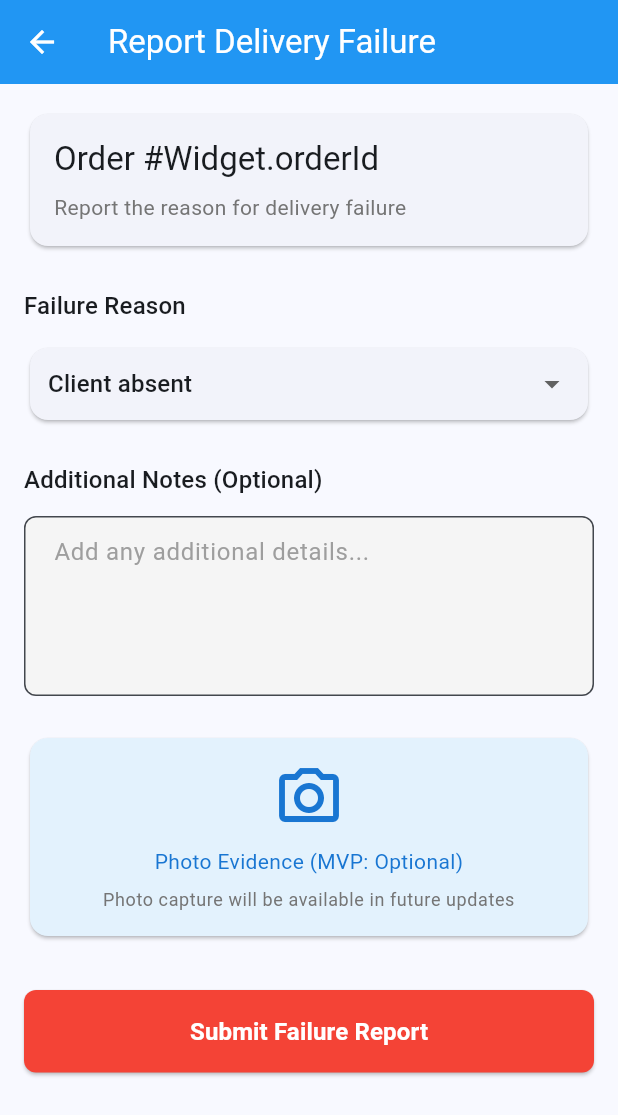
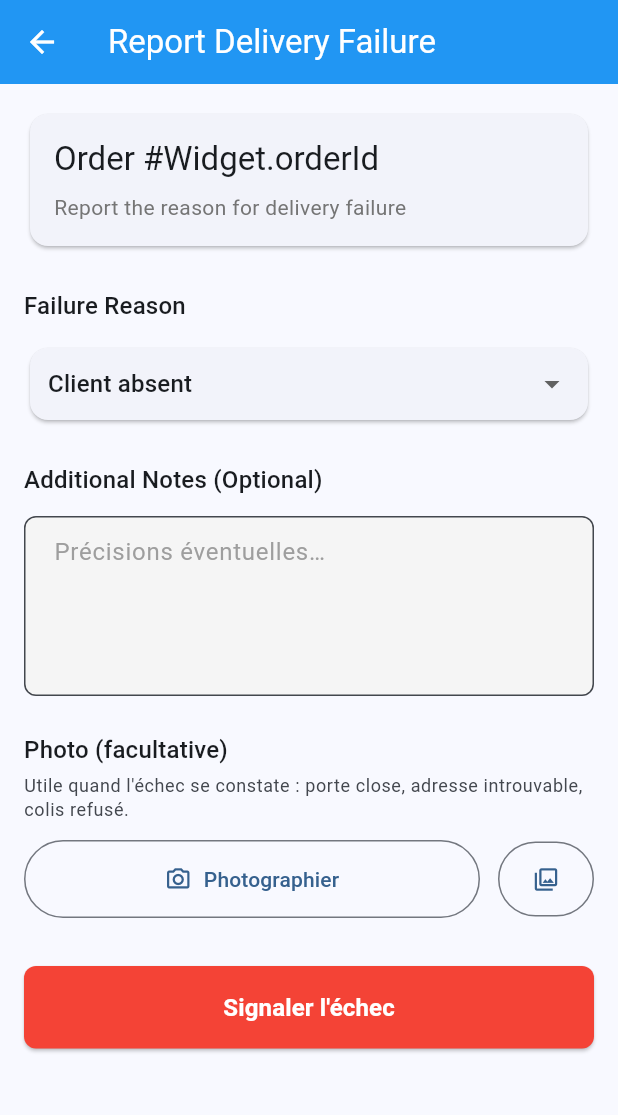
Before and after one commit to ecolealgerienne-ui/echango-delivery, a Flutter app: the DeliveryFailureScreen screen opened directly with empty values, on a phone screen of 412 x 824 dp. Shown: the top 1115 px of the screen. Run offline on Flutter 3.47's test engine with Material 3 defaults, Android fonts, the phone set to English and light mode, and no system bars; our stand-ins replace equatable, firebase_core, firebase_messaging, flutter_secure_storage, geolocator, go_router and 2 more; accounts and stored records are empty.

Commit message:
feat: brancher la capture photo, expurger les opportunités adhoc
Deux items P1 sans décision produit associée.

Capture photo — POST /commandes/{id}/preuve était validé par test réel depuis
le 28/07, mais l'app affichait « available in future updates » : les étapes
marquées require_pod partaient sans preuve, acceptées par le serveur, et le
dossier restait incomplet sans que personne ne le voie. Un composant partagé
sert les deux écrans. La preuve de livraison est obligatoire et bloque l'étape
tant qu'elle n'est pas envoyée — l'appliquer sans preuve contournerait la règle
que le serveur vient d'énoncer. Celle du signalement d'échec reste facultative :
l'imposer pousserait à photographier n'importe quoi, un destinataire absent
n'ayant rien à montrer. La borne de taille du serveur est vérifiée avant
l'envoi, pour ne pas consommer la connexion mobile du transporteur en pure
perte.

Expurgation adhoc (revue M9) — une opportunité est diffusée à tous les
transporteurs de l'organisation, dont aucun n'a de lien avec la livraison.
Elle leur livrait le nom, l'adresse exacte et le téléphone du client et du
commerçant, pour des courses qu'ils ne prendront pas. Ne restent que les
éléments qui permettent de décider ; le détail arrive à l'acceptation.

L'expurgation porte aussi sur getOrder, qui renvoyait la commande complète pour
une adhoc non réclamée : la filtrer dans la seule liste aurait été un théâtre,
il suffisait d'ouvrir la fiche. Le script vérifie les deux chemins avec un
détecteur générique, éprouvé dans les deux sens avant d'être commis.

Non couvert : le rayon de diffusion, qui reste une décision produit.

Co-Authored-By: Claude Fable 5 <noreply@anthropic.com>
Claude-Session: https://claude.ai/code/session_01Uvz5Gro3yKExNWAsUe7YBx

```diff
--- a/echango_delivery/lib/models/order.dart
+++ b/echango_delivery/lib/models/order.dart
@@ -27,6 +27,11 @@ class Order extends Equatable {
   final String? proofUrl;
   final DeliveryFailure? deliveryFailure;
 
+  /// Vrai quand le serveur a retiré les données personnelles : opportunité
+  /// adhoc que ce transporteur n'a pas encore réclamée. Les contacts et
+  /// l'adresse précise arrivent à l'acceptation.
+  final bool redacted;
+
   const Order({
     required this.id,
     required this.publicId,
@@ -46,6 +51,7 @@ class Order extends Equatable {
     this.estimatedDuration,
     this.proofUrl,
     this.deliveryFailure,
+    this.redacted = false,
   });
 
   // Prédicats alignés sur les statuts Fleetbase réels. L'ancienne version
@@ -97,6 +103,7 @@ class Order extends Equatable {
       estimatedDuration: estimatedDuration ?? this.estimatedDuration,
       proofUrl: proofUrl ?? this.proofUrl,
       deliveryFailure: deliveryFailure ?? this.deliveryFailure,
+      redacted: redacted,
     );
   }
 
@@ -153,6 +160,7 @@ class Order extends Equatable {
       totalDistance: (json['distance'] as num?)?.toDouble(),
       estimatedDuration: json['estimated_duration'] as int?,
       proofUrl: json['proof_url'] as String?,
+      redacted: json['redacted'] == true,
       deliveryFailure: json['delivery_failure'] is Map<String, dynamic>
           ? DeliveryFailure.fromJson(json['delivery_failure'] as Map<String, dynamic>)
           : null,
@@ -193,6 +201,7 @@ class Order extends Equatable {
         estimatedDuration,
         proofUrl,
         deliveryFailure,
+        redacted,
       ];
 }
 
--- a/echango_delivery/lib/screens/transporteur/delivery_failure_screen.dart
+++ b/echango_delivery/lib/screens/transporteur/delivery_failure_screen.dart
@@ -2,7 +2,9 @@ import 'package:flutter/material.dart';
 import 'package:go_router/go_router.dart';
 import 'package:provider/provider.dart';
 
+import '../../services/photo_service.dart';
 import '../../state/order_state.dart';
+import '../../widgets/photo_field.dart';
 
 class DeliveryFailureScreen extends StatefulWidget {
   final String orderId;
@@ -16,6 +18,7 @@ class DeliveryFailureScreen extends StatefulWidget {
 class _DeliveryFailureScreenState extends State<DeliveryFailureScreen> {
   late String _selectedReason;
   late TextEditingController _notesController;
+  CapturedPhoto? _photo;
 
   /// Codes attendus par le BFF (DELIVERY_FAILURE_REASONS, liste fermée
   /// validée côté serveur) associés à leur libellé affiché.
@@ -122,7 +125,7 @@ class _DeliveryFailureScreenState extends State<DeliveryFailureScreen> {
             TextField(
               controller: _notesController,
               decoration: InputDecoration(
-                hintText: 'Add any additional details...',
+                hintText: 'Précisions éventuelles…',
                 border: OutlineInputBorder(
                   borderRadius: BorderRadius.circular(8),
                 ),
@@ -130,37 +133,15 @@ class _DeliveryFailureScreenState extends State<DeliveryFailureScreen> {
               maxLines: 4,
             ),
             const SizedBox(height: 24),
-            // Photo section (MVP: placeholder)
-            Card(
-              color: Colors.blue.shade50,
-              child: Padding(
-                padding: const EdgeInsets.all(16),
-                child: Column(
-                  children: [
-                    Icon(
-                      Icons.camera_alt_outlined,
-                      size: 48,
-                      color: Colors.blue.shade700,
-                    ),
-                    const SizedBox(height: 8),
-                    Text(
-                      'Photo Evidence (MVP: Optional)',
-                      textAlign: TextAlign.center,
-                      style: Theme.of(context).textTheme.bodyMedium?.copyWith(
-                        color: Colors.blue.shade700,
-                      ),
-                    ),
-                    const SizedBox(height: 8),
-                    Text(
-                      'Photo capture will be available in future updates',
-                      textAlign: TextAlign.center,
-                      style: Theme.of(context).textTheme.bodySmall?.copyWith(
-                        color: Colors.grey[600],
-                      ),
-                    ),
-                  ],
-                ),
-              ),
+            // La preuve photo n'est pas exigée ici — contrairement à la POD,
+            // un échec de livraison n'a pas toujours quelque chose à montrer
+            // (destinataire absent). L'imposer pousserait à photographier
+            // n'importe quoi pour débloquer l'écran.
+            PhotoField(
+              label: 'Photo (facultative)',
+              helperText: 'Utile quand l\'échec se constate : porte close, '
+                  'adresse introuvable, colis refusé.',
+              onChanged: (photo) => setState(() => _photo = photo),
             ),
             const SizedBox(height: 32),
             // Submit Button
@@ -182,7 +163,7 @@ class _DeliveryFailureScreenState extends State<DeliveryFailureScreen> {
                           ),
                         )
                       : const Text(
-                          'Submit Failure Report',
+                          'Signaler l\'échec',
                           style: TextStyle(fontSize: 16, fontWeight: FontWeight.bold),
                         ),
                 );
@@ -216,6 +197,7 @@ class _DeliveryFailureScreenState extends State<DeliveryFailureScreen> {
       orderId: widget.orderId,
       reason: _selectedReason,
       notes: _notesController.text.isNotEmpty ? _notesController.text : null,
+      photoBase64: _photo?.base64,
     );
 
     if (!context.mounted) return;
--- /dev/null
+++ b/echango_delivery/lib/services/photo_service.dart
@@ -0,0 +1,95 @@
+import 'dart:convert';
+
+import 'package:image_picker/image_picker.dart';
+
+import '../utils/logger.dart';
+
+/// Longueur maximale de la chaîne base64 acceptée par le BFF.
+///
+/// Doit rester alignée sur `MAX_PHOTO_BASE64_LENGTH` de
+/// `backend/bff/src/transporteur/dto/transporteur.dto.ts` (7 000 000, soit
+/// ~5 Mo d'image). Dépassée, la requête part et revient en 400 après avoir
+/// consommé la connexion mobile du transporteur — autant refuser avant.
+const maxPhotoBase64Length = 7000000;
+
+/// Résultat d'une capture : l'image encodée, prête pour le BFF.
+class CapturedPhoto {
+  /// Base64 **sans** préfixe `data:` — c'est ce qu'attend le contrôleur
+  /// Fleetbase derrière le BFF.
+  final String base64;
+
+  /// Octets de l'image, pour l'aperçu à l'écran sans re-décoder.
+  final List<int> bytes;
+
+  const CapturedPhoto({required this.base64, required this.bytes});
+
+  int get approximateSizeKb => (bytes.length / 1024).round();
+}
+
+/// Erreur de capture destinée à être affichée telle quelle.
+class PhotoCaptureException implements Exception {
+  final String message;
+  const PhotoCaptureException(this.message);
+
+  @override
+  String toString() => message;
+}
+
+/// Prise de photo pour la preuve de livraison et le signalement d'échec.
+///
+/// Les contraintes de taille sont appliquées **avant** l'envoi : une photo de
+/// smartphone moderne dépasse largement la limite du serveur une fois encodée
+/// en base64 (qui gonfle de ~33 %), et le transporteur est justement celui qui
+/// a la connexion la plus incertaine.
+class PhotoService {
+  static final PhotoService _instance = PhotoService._internal();
+  factory PhotoService() => _instance;
+  PhotoService._internal();
+
+  final ImagePicker _picker = ImagePicker();
+
+  /// Prend une photo avec l'appareil, ou la choisit dans la galerie.
+  ///
+  /// Renvoie `null` si l'utilisateur annule — un cas normal, pas une erreur.
+  /// Lève [PhotoCaptureException] quand la capture a eu lieu mais que le
+  /// résultat est inutilisable.
+  Future<CapturedPhoto?> capture({bool fromGallery = false}) async {
+    final XFile? file;
+    try {
+      file = await _picker.pickImage(
+        source: fromGallery ? ImageSource.gallery : ImageSource.camera,
+        // Redimensionnement et compression faits par le plugin, côté natif :
+        // 1600 px de large suffisent largement à documenter une livraison, et
+        // évitent d'avoir à embarquer une bibliothèque de traitement d'image.
+        maxWidth: 1600,
+        imageQuality: 70,
+      );
+    } catch (e) {
+      AppLogger.error('PhotoService', 'Capture impossible', e);
+      throw PhotoCaptureException(
+        'Impossible d\'ouvrir l\'appareil photo. Vérifiez l\'autorisation '
+        'caméra dans les réglages.',
+      );
+    }
+
+    if (file == null) return null;
+
+    final bytes = await file.readAsBytes();
+    if (bytes.isEmpty) {
+      throw const PhotoCaptureException('La photo est vide, réessayez.');
+    }
+
+    final encoded = base64Encode(bytes);
+    if (encoded.length > maxPhotoBase64Length) {
+      // Ne devrait pas arriver avec les bornes ci-dessus, mais un appareil
+      // peut ignorer `imageQuality` selon le format source.
+      throw PhotoCaptureException(
+        'Photo trop volumineuse (${(bytes.length / 1024 / 1024).toStringAsFixed(1)} Mo). '
+        'Reprenez-la de plus loin ou avec une résolution plus basse.',
+      );
+    }
+
+    AppLogger.info('PhotoService', 'Photo capturée (${bytes.length ~/ 1024} ko)');
+    return CapturedPhoto(base64: encoded, bytes: bytes);
+  }
+}
--- /dev/null
+++ b/echango_delivery/lib/widgets/photo_field.dart
@@ -0,0 +1,179 @@
+import 'dart:typed_data';
+
+import 'package:flutter/material.dart';
+
+import '../services/photo_service.dart';
+
+/// Champ de prise de photo, partagé par la preuve de livraison et le
+/// signalement d'échec.
+///
+/// Les deux écrans ont le même besoin et la même contrainte de taille : un
+/// seul composant évite qu'ils divergent, comme l'ont fait les deux scripts de
+/// test avant d'être réunis.
+class PhotoField extends StatefulWidget {
+  /// Remonte la photo encodée, ou `null` quand elle est retirée.
+  final ValueChanged<CapturedPhoto?> onChanged;
+
+  final String label;
+  final String helperText;
+
+  /// Une preuve de livraison est exigée par le serveur sur certaines étapes
+  /// (`require_pod`), un signalement d'échec non.
+  final bool required;
+
+  const PhotoField({
+    super.key,
+    required this.onChanged,
+    this.label = 'Photo',
+    this.helperText = '',
+    this.required = false,
+  });
+
+  @override
+  State<PhotoField> createState() => _PhotoFieldState();
+}
+
+class _PhotoFieldState extends State<PhotoField> {
+  CapturedPhoto? _photo;
+  String? _error;
+  bool _busy = false;
+
+  Future<void> _pick({required bool fromGallery}) async {
+    setState(() {
+      _busy = true;
+      _error = null;
+    });
+
+    try {
+      final photo = await PhotoService().capture(fromGallery: fromGallery);
+      // Annulation : on ne touche pas à la photo déjà prise, sans quoi ouvrir
+      // l'appareil puis se raviser effacerait une preuve déjà valide.
+      if (photo != null) {
+        _photo = photo;
+        widget.onChanged(photo);
+      }
+    } on PhotoCaptureException catch (e) {
+      _error = e.message;
+    } catch (e) {
+      _error = 'Capture impossible : $e';
+    } finally {
+      if (mounted) setState(() => _busy = false);
+    }
+  }
+
+  void _remove() {
+    setState(() {
+      _photo = null;
+      _error = null;
+    });
+    widget.onChanged(null);
+  }
+
+  @override
+  Widget build(BuildContext context) {
+    final theme = Theme.of(context);
+
+    return Column(
+      crossAxisAlignment: CrossAxisAlignment.stretch,
+      children: [
+        Row(
+          children: [
+            Text(widget.label, style: theme.textTheme.titleMedium),
+            if (widget.required)
+              Text(' *', style: TextStyle(color: theme.colorScheme.error)),
+          ],
+        ),
+        if (widget.helperText.isNotEmpty) ...[
+          const SizedBox(height: 4),
+          Text(
+            widget.helperText,
+            style: theme.textTheme.bodySmall
+                ?.copyWith(color: theme.colorScheme.onSurfaceVariant),
+          ),
+        ],
+        const SizedBox(height: 12),
+        if (_photo != null) _preview(theme) else _picker(theme),
+        if (_error != null) ...[
+          const SizedBox(height: 8),
+          Text(_error!, style: TextStyle(color: theme.colorScheme.error)),
+        ],
+      ],
+    );
+  }
+
+  Widget _preview(ThemeData theme) {
+    final photo = _photo!;
+    return Column(
+      crossAxisAlignment: CrossAxisAlignment.stretch,
+      children: [
+        ClipRRect(
+          borderRadius: BorderRadius.circular(8),
+          child: Image.memory(
+            Uint8List.fromList(photo.bytes),
+            height: 200,
+            fit: BoxFit.cover,
+          ),
+        ),
+        const SizedBox(height: 8),
+        Row(
+          mainAxisAlignment: MainAxisAlignment.spaceBetween,
+          children: [
+            Text(
+              '${photo.approximateSizeKb} ko',
+              style: theme.textTheme.bodySmall,
+            ),
+            Row(
+              children: [
+                TextButton.icon(
+                  onPressed: _busy ? null : () => _pick(fromGallery: false),
+                  icon: const Icon(Icons.refresh),
+                  label: const Text('Reprendre'),
+                ),
+                TextButton.icon(
+                  onPressed: _busy ? null : _remove,
+                  icon: const Icon(Icons.delete_outline),
+                  label: const Text('Retirer'),
+                ),
+              ],
+            ),
+          ],
+        ),
+      ],
+    );
+  }
+
+  Widget _picker(ThemeData theme) {
+    if (_busy) {
+      return const Padding(
+        padding: EdgeInsets.symmetric(vertical: 24),
+        child: Center(child: CircularProgressIndicator()),
+      );
+    }
+
+    return Row(
+      children: [
+        Expanded(
+          child: OutlinedButton.icon(
+            onPressed: () => _pick(fromGallery: false),
+            icon: const Icon(Icons.camera_alt_outlined),
+            label: const Text('Photographier'),
+            style: OutlinedButton.styleFrom(
+              padding: const EdgeInsets.symmetric(vertical: 16),
+            ),
+          ),
+        ),
+        const SizedBox(width: 12),
+        // La galerie sert au rattrapage : une photo prise juste avant, hors de
+        // l'app, ou une reprise après une coupure. Sans elle, un incident non
+        // photographié dans le bon écran est définitivement perdu.
+        OutlinedButton(
+          onPressed: () => _pick(fromGallery: true),
+          style: OutlinedButton.styleFrom(
+            padding: const EdgeInsets.symmetric(vertical: 16, horizontal: 16),
+          ),
+          child: const Icon(Icons.photo_library_outlined),
+        ),
+      ],
+    );
+  }
+}
--- a/echango_delivery/pubspec.yaml
+++ b/echango_delivery/pubspec.yaml
@@ -39,6 +39,9 @@ dependencies:
   # Permissions
   permission_handler: ^11.3.1
 
+  # Capture photo (preuve de livraison, signalement d'échec)
+  image_picker: ^1.1.2
+
   # UI
   cupertino_icons: ^1.0.8
 
```
Also changed, not shown: echango_delivery/lib/screens/transporteur/order_detail_screen.dart (+119 -5 lines), echango_delivery/lib/state/order_state.dart (+28 -0 lines), 4 other files.
